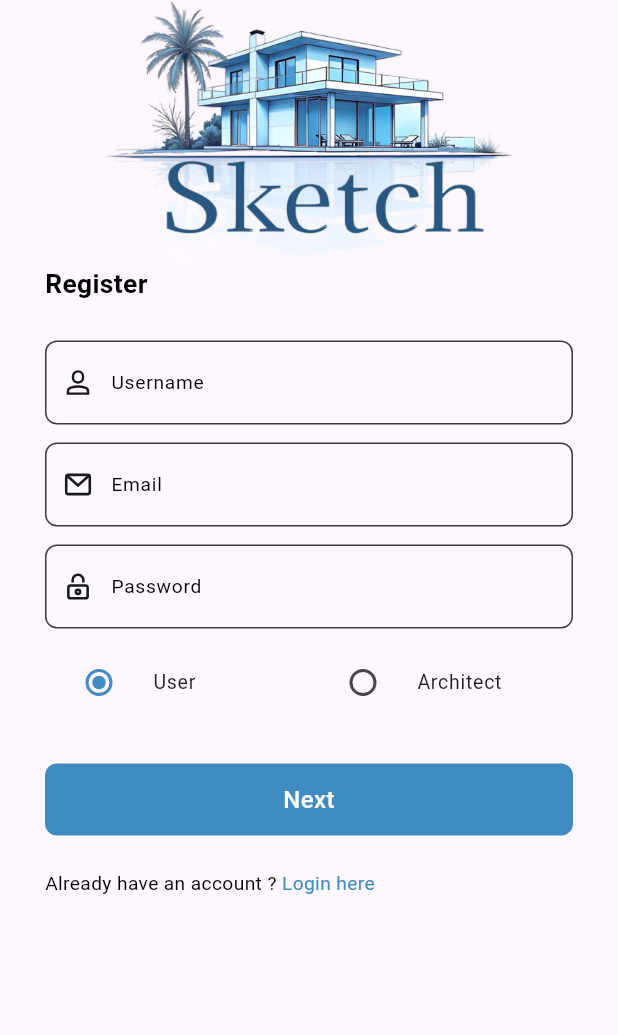
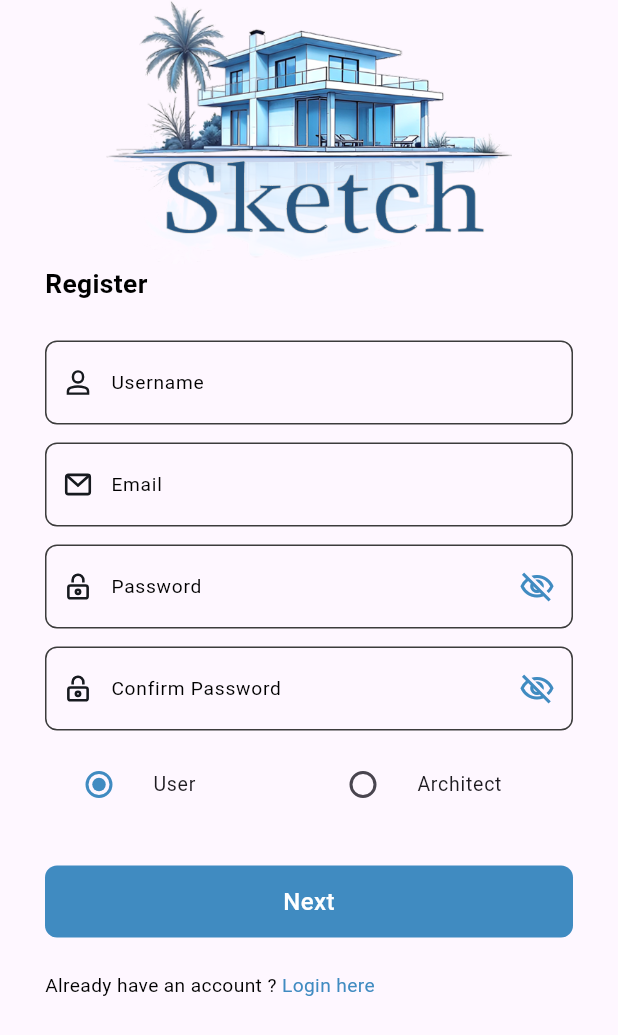
Before and after one commit to sketch-intelligence/sketch_app, a Flutter app: the screen it shows after launch, after a tap on "Login", after a tap on "Register here", on a phone screen of 412 x 824 dp. Shown: the top 1035 px of the screen. Run offline on Flutter 3.47's test engine with Material 3 defaults, Android fonts, the phone set to English and light mode, and no system bars; our stand-ins replace carousel_slider, dartz, dio, flutter_bloc, flutter_screenutil, flutter_svg and 6 more; missing offline and left inert: animated_snack_bar, page_animation_transition; accounts and stored records are empty; generated files the repository leaves out were written again; Roboto replaces fonts that are missing (Montserrat); project files that could hold a hidden picture were left out.

Commit message:
added auth cubit and app validator to login / signup forms

```diff
--- a/lib/core/di/di.dart
+++ b/lib/core/di/di.dart
@@ -1,4 +1,5 @@
 import 'package:get_it/get_it.dart';
+import 'package:sketch/features/auth/presentation/manager/cubit/auth_cubit.dart';
 import 'package:sketch/features/root_navigation_screens/data/cubit/root_page_cubit.dart';
 
 final getIt = GetIt.instance;
@@ -6,4 +7,5 @@ final getIt = GetIt.instance;
 void setUp() {
   //blocs
   getIt.registerLazySingleton(() => RootPageCubit());
+  getIt.registerLazySingleton(() => AuthCubit());
 }
--- /dev/null
+++ b/lib/core/functions/reg_exp.dart
@@ -0,0 +1,7 @@
+class AppRegexp {
+  static RegExp emailRegexp = RegExp(
+      r"^[a-zA-Z0-9.a-zA-Z0-9.!#$%&'*+-/=?^_`{|}~]+@[a-zA-Z0-9]+\.[a-zA-Z]+");
+  static RegExp phoneRegexp = RegExp("^09[0-9]{8}\$");
+  static RegExp passwordRegex =
+      RegExp(r'^(?=.*?[A-Z])(?=.*?[a-z])(?=.*?[0-9])(?=.*?[!@#\$&*~]).{8,}$');
+}
--- /dev/null
+++ b/lib/core/utils/app_validator.dart
@@ -0,0 +1,51 @@
+import 'package:flutter/material.dart';
+import 'package:sketch/core/functions/reg_exp.dart';
+
+class AppValidators {
+  static String? validateFillFields(BuildContext context, String? name) {
+    if (name == null || name.isEmpty) {
+      return "This field is required";
+    }
+    return null;
+  }
+
+  static String? validatePasswordFields(
+      BuildContext context, String? password) {
+    if (password == null || password.isEmpty) {
+      return "This field is required";
+    } else if (AppRegexp.passwordRegex.hasMatch(password) == false) {
+      return "in password use 6 characters with a mix of numbers,at least one of upper case characters and symbols.";
+    }
+    return null;
+  }
+
+  static String? validateRepeatPasswordFields(
+      BuildContext context, String? password, String? repeatedPassword) {
+    if (repeatedPassword == null || repeatedPassword.isEmpty) {
+      return "This field is required";
+    }
+    if (password != repeatedPassword) {
+      return "confirmed password must be same as password";
+    }
+    return null;
+  }
+
+  static String? validateEmailFields(BuildContext context, String? email) {
+    if (email == null || email.isEmpty) {
+      return "This field is required";
+    } else if (AppRegexp.emailRegexp.hasMatch(email) == false) {
+      return "email not valid in right form";
+    }
+    return null;
+  }
+
+  static String? validatePhoneFields(BuildContext context, String? phone) {
+    if (phone == null || phone.isEmpty) {
+      return "This field is required";
+    }
+    if (AppRegexp.phoneRegexp.hasMatch(phone) == false) {
+      return "phone number not valid";
+    }
+    return null;
+  }
+}
--- a/lib/core/widgets/custom_text_field.dart
+++ b/lib/core/widgets/custom_text_field.dart
@@ -9,26 +9,26 @@ class CustomTextField extends StatelessWidget {
       required this.controller,
       this.label,
       this.hint,
-      this.obscureText = false,
+      this.isObscure = false,
       this.validator,
       this.iconPath,
-      this.isBig = false});
+      this.isBig = false,
+      this.suffixIcon});
 
   final TextEditingController controller;
   final String? label;
   final String? hint;
-  final bool obscureText;
+  final bool isObscure;
   final String? Function(String?)? validator;
   final String? iconPath;
   final bool? isBig;
+  final Widget? suffixIcon;
   @override
   Widget build(BuildContext context) {
-    return SizedBox(
-      // height: 70, //
-      child: TextFormField(
-        maxLines: isBig! ? 3 : 1,
-        controller: controller,
-        decoration: InputDecoration(
+    return TextFormField(
+      maxLines: isBig! ? 3 : 1,
+      controller: controller,
+      decoration: InputDecoration(
           hintText: hint,
           labelText: label,
           labelStyle:
@@ -52,10 +52,9 @@ class CustomTextField extends StatelessWidget {
           border: buildOutlineInputBorder(),
           enabledBorder: buildEnabledBorder(),
           focusedBorder: buildFocusedBorder(),
-        ),
-        obscureText: obscureText,
-        validator: validator,
-      ),
+          suffixIcon: suffixIcon),
+      obscureText: isObscure,
+      validator: validator,
     );
   }
 
--- /dev/null
+++ b/lib/features/auth/presentation/manager/cubit/auth_cubit.dart
@@ -0,0 +1,33 @@
+import 'package:flutter_bloc/flutter_bloc.dart';
+import 'package:sketch/features/auth/presentation/manager/cubit/auth_states.dart';
+
+class AuthCubit extends Cubit<AuthStates> {
+  AuthCubit() : super(AuthInitialState());
+  bool isObscure = true;
+  bool passwordObscure = true;
+  bool confirmPasswordObscure = true;
+  // LoginParams loginParams = LoginParams(username: '', password: '');
+  // ForgetPasswordParams forgetPasswordParams = ForgetPasswordParams();
+  // SignupParams signupParams = SignupParams();
+
+  changeObscurePassword() {
+    isObscure = !isObscure;
+    emit(UpdateAuthState());
+  }
+
+  changeObscurePasswordSignUp() {
+    passwordObscure = !passwordObscure;
+    emit(UpdateAuthState());
+  }
+
+  changeObscureConfirmPassword() {
+    confirmPasswordObscure = !confirmPasswordObscure;
+    emit(UpdateAuthState());
+  }
+
+  clearObscure() {
+    isObscure = true;
+    passwordObscure = true;
+    confirmPasswordObscure = true;
+  }
+}
--- /dev/null
+++ b/lib/features/auth/presentation/manager/cubit/auth_states.dart
@@ -0,0 +1,5 @@
+abstract class AuthStates {}
+
+class AuthInitialState extends AuthStates {}
+
+class UpdateAuthState extends AuthStates {}
--- a/lib/features/auth/presentation/manager/login_cubit/login_state.dart
+++ /dev/null
@@ -1,6 +0,0 @@
-part of 'login_cubit.dart';
-
-@immutable
-sealed class LoginState {}
-
-final class LoginInitial extends LoginState {}
--- a/lib/features/auth/presentation/manager/register_cubit/register_state.dart
+++ /dev/null
@@ -1,6 +0,0 @@
-part of 'register_cubit.dart';
-
-@immutable
-sealed class RegisterState {}
-
-final class RegisterInitial extends RegisterState {}
--- a/lib/features/auth/presentation/views/widgets/mobile_login_view_body.dart
+++ b/lib/features/auth/presentation/views/widgets/mobile_login_view_body.dart
@@ -1,14 +1,18 @@
 import 'package:flutter/material.dart';
+import 'package:flutter_bloc/flutter_bloc.dart';
 import 'package:font_awesome_flutter/font_awesome_flutter.dart';
 import 'package:go_router/go_router.dart';
+import 'package:sketch/core/constant/app_colors/app_colors.dart';
 import 'package:sketch/core/constant/app_images_icons/app_assets.dart';
 import 'package:sketch/core/constant/app_padding/app_padding.dart';
 import 'package:sketch/core/constant/text_styles/app_text_style.dart';
 import 'package:sketch/core/ui/widgets/custom_button.dart';
 import 'package:sketch/core/utils/app_router.dart';
 import 'package:sketch/core/utils/app_styles.dart';
-import 'package:sketch/core/utils/form_validator.dart';
+import 'package:sketch/core/utils/app_validator.dart';
 import 'package:sketch/core/widgets/custom_text_field.dart';
+import 'package:sketch/features/auth/presentation/manager/cubit/auth_cubit.dart';
+import 'package:sketch/features/auth/presentation/manager/cubit/auth_states.dart';
 import 'package:sketch/features/auth/presentation/views/widgets/custom_or_divider.dart';
 import 'package:sketch/features/auth/presentation/views/widgets/login_signup_alternative.dart';
 import 'package:sketch/features/auth/presentation/views/widgets/sketch_logo.dart';
@@ -21,11 +25,14 @@ class MobileLoginViewBody extends StatelessWidget {
   static final _formKey = GlobalKey<FormState>();
   @override
   Widget build(BuildContext context) {
+    return BlocBuilder<AuthCubit, AuthStates>(
+      builder: (context, state) {
         return Padding(
           padding:
               const EdgeInsets.symmetric(horizontal: AppPaddingSize.padding_30),
           child: Form(
             key: _formKey,
+            child: SingleChildScrollView(
               child: Column(
                 crossAxisAlignment: CrossAxisAlignment.start,
                 children: [
@@ -41,19 +48,29 @@ class MobileLoginViewBody extends StatelessWidget {
                     controller: emailController,
                     label: 'Email',
                     iconPath: Assets.imagesMail,
-              validator: (value) =>
-                  FormValidators.validateString(value, 'Email'),
+                    validator: (value) => AppValidators.validateEmailFields(
+                        context, emailController.text),
                   ),
                   const SizedBox(
                     height: 12,
                   ),
                   CustomTextField(
                     controller: passwordController,
-              obscureText: true,
+                    // obscureText: true,
+                    isObscure: context.read<AuthCubit>().isObscure,
+                    suffixIcon: InkWell(
+                      onTap: () =>
+                          context.read<AuthCubit>().changeObscurePassword(),
+                      child: Icon(
+                          context.read<AuthCubit>().isObscure
+                              ? Icons.visibility_off_outlined
+                              : Icons.remove_red_eye,
+                          color: AppColors.primary),
+                    ),
                     label: 'Password',
                     iconPath: Assets.imagesLock,
-              validator: (value) =>
-                  FormValidators.validateString(value, 'Password'),
+                    validator: (value) => AppValidators.validatePasswordFields(
+                        context, passwordController.text),
                   ),
                   const SizedBox(
                     height: 30,
@@ -76,7 +93,8 @@ class MobileLoginViewBody extends StatelessWidget {
                   CustomButton(
                     onPressed: () {},
                     text: '',
-              textStyle: AppTextStyle.getRegularStyle(color: Colors.black),
+                    textStyle:
+                        AppTextStyle.getRegularStyle(color: Colors.black),
                     rowChild: Row(
                       mainAxisAlignment: MainAxisAlignment.center,
                       children: [
@@ -102,6 +120,9 @@ class MobileLoginViewBody extends StatelessWidget {
                 ],
               ),
             ),
+          ),
+        );
+      },
     );
   }
 }
--- a/lib/features/auth/presentation/views/widgets/mobile_register_view_body.dart
+++ b/lib/features/auth/presentation/views/widgets/mobile_register_view_body.dart
@@ -1,12 +1,16 @@
 import 'package:flutter/material.dart';
+import 'package:flutter_bloc/flutter_bloc.dart';
 import 'package:go_router/go_router.dart';
+import 'package:sketch/core/constant/app_colors/app_colors.dart';
 import 'package:sketch/core/constant/app_images_icons/app_assets.dart';
 import 'package:sketch/core/constant/app_padding/app_padding.dart';
 import 'package:sketch/core/ui/widgets/custom_button.dart';
 import 'package:sketch/core/utils/app_router.dart';
 import 'package:sketch/core/utils/app_styles.dart';
-import 'package:sketch/core/utils/form_validator.dart';
+import 'package:sketch/core/utils/app_validator.dart';
 import 'package:sketch/core/widgets/custom_text_field.dart';
+import 'package:sketch/features/auth/presentation/manager/cubit/auth_cubit.dart';
+import 'package:sketch/features/auth/presentation/manager/cubit/auth_states.dart';
 import 'package:sketch/features/auth/presentation/views/widgets/login_signup_alternative.dart';
 import 'package:sketch/features/auth/presentation/views/widgets/role_switch.dart';
 import 'package:sketch/features/auth/presentation/views/widgets/sketch_logo.dart';
@@ -18,14 +22,19 @@ class MobileRegisterViewBody extends StatelessWidget {
   static final TextEditingController emailController = TextEditingController();
   static final TextEditingController passwordController =
       TextEditingController();
+  static final TextEditingController confirmPasswordController =
+      TextEditingController();
   static final _formKey = GlobalKey<FormState>();
   @override
   Widget build(BuildContext context) {
+    return BlocBuilder<AuthCubit, AuthStates>(
+      builder: (context, state) {
         return Padding(
           padding:
               const EdgeInsets.symmetric(horizontal: AppPaddingSize.padding_30),
           child: Form(
             key: _formKey,
+            child: SingleChildScrollView(
               child: Column(
                 crossAxisAlignment: CrossAxisAlignment.start,
                 children: [
@@ -41,8 +50,8 @@ class MobileRegisterViewBody extends StatelessWidget {
                     controller: userNameController,
                     label: 'Username',
                     iconPath: Assets.imagesUser,
-              validator: (value) =>
-                  FormValidators.validateString(value, 'Username'),
+                    validator: (value) => AppValidators.validateFillFields(
+                        context, userNameController.text),
                   ),
                   const SizedBox(
                     height: 12,
@@ -51,20 +60,54 @@ class MobileRegisterViewBody extends StatelessWidget {
                     controller: emailController,
                     label: 'Email',
                     iconPath: Assets.imagesMail,
-              validator: (value) =>
-                  FormValidators.validateString(value, 'Email'),
+                    validator: (value) => AppValidators.validateEmailFields(
+                        context, emailController.text),
                   ),
                   const SizedBox(
                     height: 12,
                   ),
                   CustomTextField(
                     controller: passwordController,
-              obscureText: true,
+                    isObscure: context.read<AuthCubit>().passwordObscure,
+                    suffixIcon: InkWell(
+                      onTap: () => context
+                          .read<AuthCubit>()
+                          .changeObscurePasswordSignUp(),
+                      child: Icon(
+                          context.read<AuthCubit>().passwordObscure
+                              ? Icons.visibility_off_outlined
+                              : Icons.remove_red_eye,
+                          color: AppColors.primary),
+                    ),
                     label: 'Password',
                     iconPath: Assets.imagesLock,
+                    validator: (value) => AppValidators.validatePasswordFields(
+                        context, passwordController.text),
+                  ),
+                  const SizedBox(
+                    height: 12,
+                  ),
+                  CustomTextField(
+                      controller: confirmPasswordController,
+                      isObscure:
+                          context.read<AuthCubit>().confirmPasswordObscure,
+                      suffixIcon: InkWell(
+                        onTap: () => context
+                            .read<AuthCubit>()
+                            .changeObscureConfirmPassword(),
+                        child: Icon(
+                            context.read<AuthCubit>().confirmPasswordObscure
+                                ? Icons.visibility_off_outlined
+                                : Icons.remove_red_eye,
+                            color: AppColors.primary),
+                      ),
+                      label: 'Confirm Password',
+                      iconPath: Assets.imagesLock,
                       validator: (value) =>
-                  FormValidators.validateString(value, 'Password'),
-            ),
+                          AppValidators.validateRepeatPasswordFields(
+                              context,
+                              passwordController.text,
+                              confirmPasswordController.text)),
                   const SizedBox(
                     height: 12,
                   ),
@@ -87,6 +130,9 @@ class MobileRegisterViewBody extends StatelessWidget {
                 ],
               ),
             ),
+          ),
+        );
+      },
     );
   }
 }
--- a/lib/main.dart
+++ b/lib/main.dart
@@ -4,6 +4,7 @@ import 'package:flutter_localizations/flutter_localizations.dart';
 import 'package:sketch/core/classes/cashe_helper.dart';
 import 'package:sketch/core/di/di.dart';
 import 'package:sketch/core/utils/app_router.dart';
+import 'package:sketch/features/auth/presentation/manager/cubit/auth_cubit.dart';
 import 'package:sketch/features/root_navigation_screens/data/cubit/root_page_cubit.dart';
 import 'package:sketch/translations.dart';
 
@@ -22,6 +23,7 @@ class Sketch extends StatelessWidget {
     return MultiBlocProvider(
       providers: [
         BlocProvider(create: (context) => getIt<RootPageCubit>()),
+        BlocProvider(create: (context) => getIt<AuthCubit>()),
       ],
       child: MaterialApp.router(
         debugShowCheckedModeBanner: false,
```
Also changed, not shown: lib/core/utils/form_validator.dart (deleted, +0 -37 lines), lib/features/auth/presentation/manager/login_cubit/login_cubit.dart (deleted, +0 -8 lines), lib/features/auth/presentation/manager/register_cubit/register_cubit.dart (deleted, +0 -8 lines), lib/features/design/presentation/views/widget/option_item.dart (+23 -4 lines), lib/features/design/presentation/views/widget/question_item.dart (+25 -5 lines), lib/features/design/presentation/views/widget/question_pages_body.dart (+24 -12 lines). Lines whose indentation alone changed are shown as unchanged.
